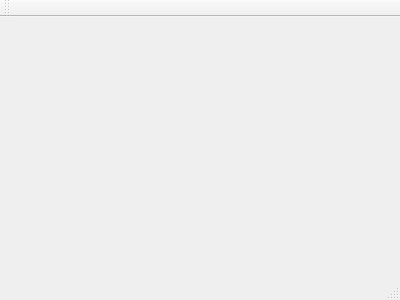
minorleaguegrayonassociates/GrayonSlam, file src/windows/mainwindow.ui: the form before one commit.
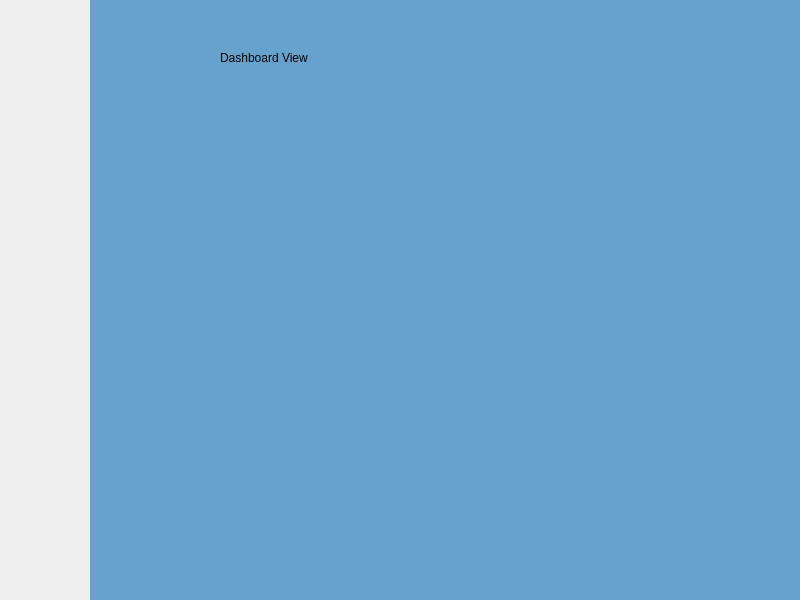
The form after the commit. The open tabs and pages were chosen to show the change. Icons and pictures are not drawn.

Commit message:
Adding navbar routing views (#25)
Closes #(N/A)

### Key features
* The program now has a navbar and is able to navigate to all views
* Made a background for dashboard
### Future Improvements
* Views plugged into the stack widgets will need to pass in their resets to the main-window reset

### Notes
none

The edit to the form file:
```diff
--- a/src/windows/mainwindow.ui
+++ b/src/windows/mainwindow.ui
@@ -1,24 +1,153 @@
 <ui version="4.0">
  <class>MainWindow</class>
- <widget class="QMainWindow" name="MainWindow" >
-  <property name="geometry" >
+ <widget class="QMainWindow" name="MainWindow">
+  <property name="geometry">
    <rect>
     <x>0</x>
     <y>0</y>
-    <width>400</width>
-    <height>300</height>
+    <width>800</width>
+    <height>600</height>
    </rect>
   </property>
   <property name="windowTitle" >
    <string>MainWindow</string>
   </property>
-  <widget class="QMenuBar" name="menuBar" />
-  <widget class="QToolBar" name="mainToolBar" />
-  <widget class="QWidget" name="centralWidget" />
-  <widget class="QStatusBar" name="statusBar" />
+  <widget class="QWidget" name="centralWidget">
+   <property name="styleSheet">
+    <string notr="true">
+QWidget#dashboardView {
+background-image: url(:/res/background_icons_red.png);
+background-color: #66A2CC;
+}
+
+QWidget#planVacationView {
+background-image: url(:/res/background_icons_purple.png);
+background-color: #66CC96;
+}
+
+QWidget#viewTeamView {
+background-image: url(:/res/background_icons_blue.png);
+background-color: #A4CC66;
+}
+
+QWidget#adminView {
+background-image: url(:/res/background_icons_orange.png);
+background-color: white;
+}</string>
+   </property>
+   <widget class="QWidget" name="NavBarWidget" native="true">
+    <property name="geometry">
+     <rect>
+      <x>0</x>
+      <y>0</y>
+      <width>90</width>
+      <height>600</height>
+     </rect>
+    </property>
+   </widget>
+   <widget class="QStackedWidget" name="mainViews">
+    <property name="geometry">
+     <rect>
+      <x>90</x>
+      <y>0</y>
+      <width>710</width>
+      <height>600</height>
+     </rect>
+    </property>
+    <property name="sizePolicy">
+     <sizepolicy hsizetype="Expanding" vsizetype="Preferred">
+      <horstretch>0</horstretch>
+      <verstretch>0</verstretch>
+     </sizepolicy>
+    </property>
+    <property name="styleSheet">
+     <string notr="true"/>
+    </property>
+    <property name="currentIndex">
+     <number>3</number>
+    </property>
+    <widget class="QWidget" name="dashboardView">
+     <property name="styleSheet">
+      <string notr="true"/>
+     </property>
+     <widget class="QLabel" name="label_3">
+      <property name="geometry">
+       <rect>
+        <x>130</x>
+        <y>50</y>
+        <width>100</width>
+        <height>16</height>
+       </rect>
+      </property>
+      <property name="sizePolicy">
+       <sizepolicy hsizetype="Expanding" vsizetype="Expanding">
+        <horstretch>0</horstretch>
+        <verstretch>0</verstretch>
+       </sizepolicy>
+      </property>
+      <property name="text">
+       <string>Dashboard View</string>
+      </property>
+     </widget>
+    </widget>
+    <widget class="QWidget" name="planVacationView">
+     <property name="styleSheet">
+      <string notr="true"/>
+     </property>
+     <widget class="QLabel" name="label">
+      <property name="geometry">
+       <rect>
+        <x>100</x>
+        <y>80</y>
+        <width>151</width>
+        <height>16</height>
+       </rect>
+      </property>
+      <property name="text">
+       <string>Plan a Vacation</string>
+      </property>
+      <property name="scaledContents">
+       <bool>false</bool>
+      </property>
+     </widget>
+    </widget>
+    <widget class="QWidget" name="viewTeamView">
+     <property name="styleSheet">
+      <string notr="true"/>
+     </property>
+     <widget class="QLabel" name="label_2">
+      <property name="geometry">
+       <rect>
+        <x>80</x>
+        <y>70</y>
+        <width>110</width>
+        <height>16</height>
+       </rect>
+      </property>
+      <property name="text">
+       <string>Team Listings</string>
+      </property>
+     </widget>
+    </widget>
+    <widget class="QWidget" name="adminView">
+     <widget class="QLabel" name="label_4">
+      <property name="geometry">
+       <rect>
+        <x>90</x>
+        <y>50</y>
+        <width>101</width>
+        <height>16</height>
+       </rect>
+      </property>
+      <property name="text">
+       <string>admin view</string>
+      </property>
+     </widget>
+    </widget>
+   </widget>
+  </widget>
  </widget>
- <layoutDefault spacing="6" margin="11" />
- <pixmapfunction></pixmapfunction>
+ <layoutdefault spacing="6" margin="11"/>
  <resources/>
  <connections/>
 </ui>
```
Left out of the diff: 5 changed lines with no effect on the pictures. The commit also changes 13 other files.
